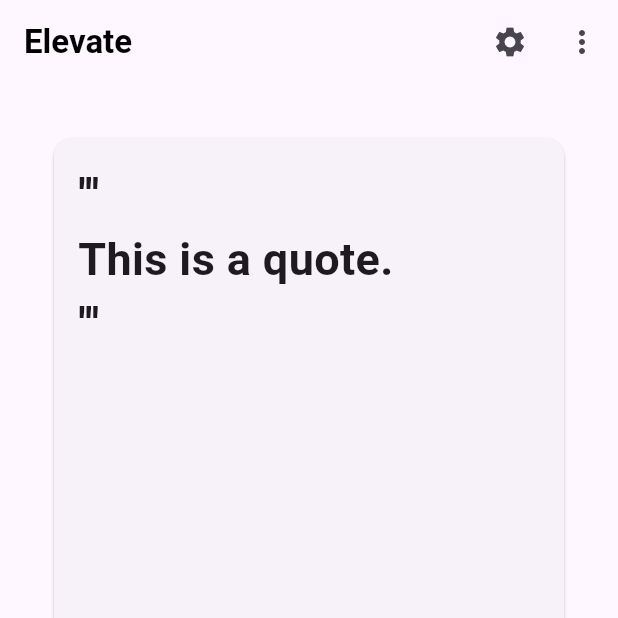
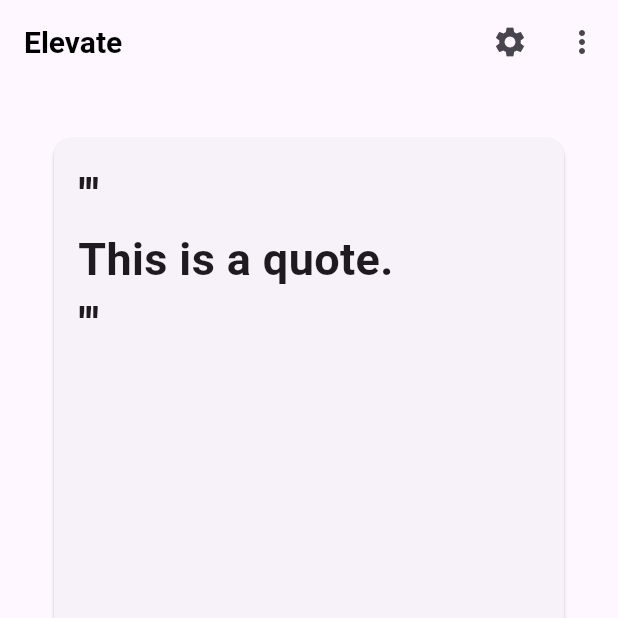
Before and after one commit to NeoEtIchiro/elevate_quote_generator, a Flutter app: the screen it shows after launch, on a phone screen of 412 x 824 dp, the top half of it. Run offline on Flutter 3.47's test engine with Material 3 defaults, Android fonts, the phone set to English and light mode, and no system bars; generated files the repository leaves out were written again; network calls fail.

Commit message:
Refactor CustomAppBar to accept title and style parameters; update home screen title and improve quote card layout

```diff
--- a/lib/views/home.dart
+++ b/lib/views/home.dart
@@ -95,6 +95,8 @@ class _MainScreenState extends State<MainScreen> {
       appBar: CustomAppBar(
         onSettingsPressed: _openSettings,
         onMenuItemSelected: _onMenuItemSelected,
+        title: 'Elevate',
+        style: const TextStyle(fontSize: 20, fontWeight: FontWeight.bold),
       ),
       body: Padding(
         padding: const EdgeInsets.all(32.0),
--- a/lib/views/settings.dart
+++ b/lib/views/settings.dart
@@ -1,4 +1,3 @@
-import 'package:elevate_quote_generator/main.dart';
 import 'package:flutter/material.dart';
 import 'package:flutter_gen/gen_l10n/app_localizations.dart';
 
--- a/lib/widgets/custom_app_bar.dart
+++ b/lib/widgets/custom_app_bar.dart
@@ -3,21 +3,27 @@ import 'package:flutter/material.dart';
 class CustomAppBar extends StatelessWidget implements PreferredSizeWidget {
   final VoidCallback onSettingsPressed;
   final ValueChanged<String> onMenuItemSelected;
+  final String title;
+  final TextStyle style;
 
   const CustomAppBar({
     super.key,
     required this.onSettingsPressed,
     required this.onMenuItemSelected,
+    required this.title,
+    required this.style
   });
 
   @override
   Widget build(BuildContext context) {
     return AppBar(
-      title: const Text(
-        'Elevate',
+      title: Text(
+        title,
         style: TextStyle(
-          color: Colors.black,
-          fontWeight: FontWeight.bold,
+          color: Theme.of(context).brightness == Brightness.dark
+              ? Colors.white
+              : Colors.black,
+        ).merge(style
         ),
       ),
       actions: [
--- a/lib/widgets/quote_card.dart
+++ b/lib/widgets/quote_card.dart
@@ -17,7 +17,7 @@ class QuoteCard extends StatefulWidget {
 class _QuoteCardState extends State<QuoteCard> {
   @override
   Widget build(BuildContext context) {
-    return Container(
+    return SizedBox(
       width: double.infinity,
       child: Card(
         child: Padding(
```
